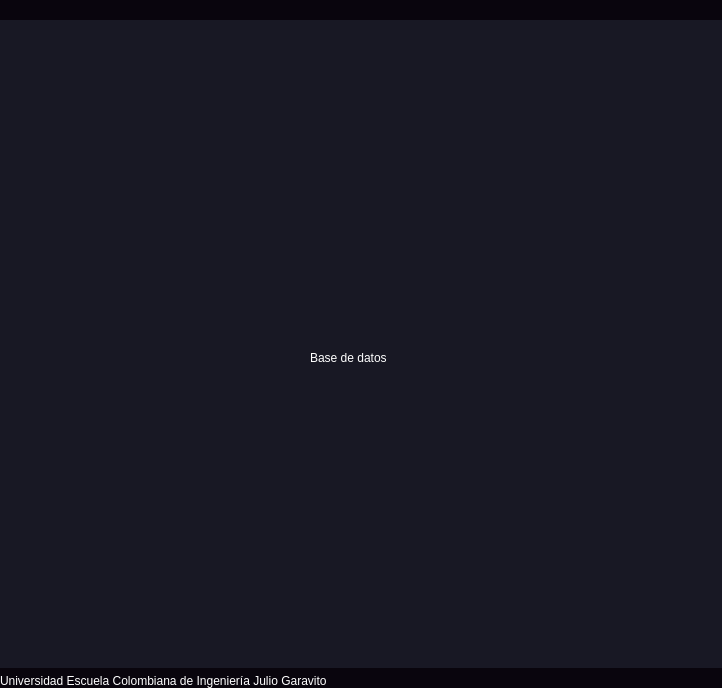
Qt form interface.ui (StevenA55/ECG) before a commit.
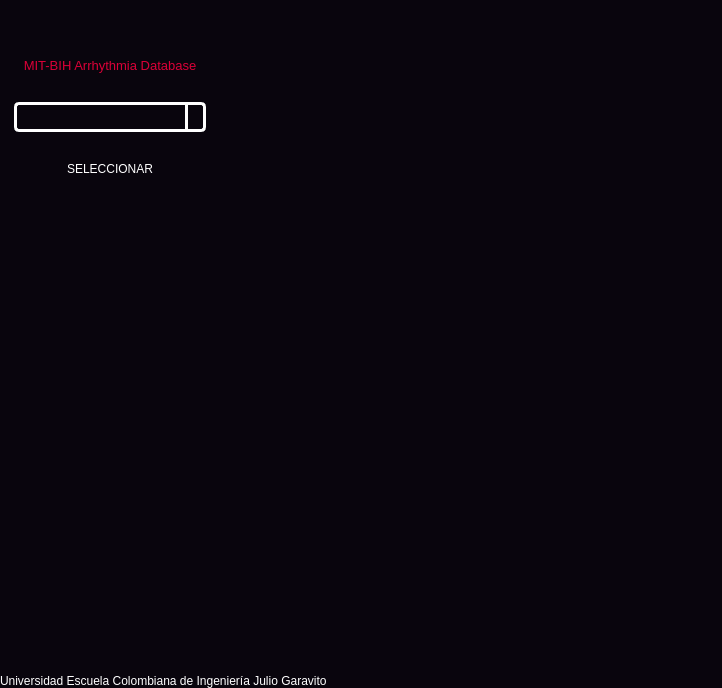
The same form after that commit. The open tabs and pages were chosen to show the change. Icons and pictures are not drawn.

Diff of the .ui file:
```diff
--- a/interface.ui
+++ b/interface.ui
@@ -20,7 +20,7 @@
   </property>
   <widget class="QWidget" name="centralwidget">
    <property name="styleSheet">
-    <string notr="true">background-color:rgb(24,24,36);
+    <string notr="true">background-color:rgb(9,5,13);
 color: rgb(255, 255, 255);</string>
    </property>
    <layout class="QHBoxLayout" name="horizontalLayout">
@@ -1407,19 +1407,318 @@
              </widget>
             </widget>
             <widget class="QWidget" name="page_tres">
-             <widget class="QLabel" name="label_7">
-              <property name="geometry">
-               <rect>
-                <x>310</x>
-                <y>330</y>
-                <width>101</width>
-                <height>16</height>
-               </rect>
+             <property name="styleSheet">
+              <string notr="true">background-color:rgb(9,5,13);</string>
+             </property>
+             <layout class="QVBoxLayout" name="verticalLayout_16">
+              <property name="spacing">
+               <number>0</number>
               </property>
-              <property name="text">
-               <string>Base de datos</string>
+              <property name="leftMargin">
+               <number>0</number>
               </property>
-             </widget>
+              <property name="topMargin">
+               <number>0</number>
+              </property>
+              <property name="rightMargin">
+               <number>0</number>
+              </property>
+              <property name="bottomMargin">
+               <number>0</number>
+              </property>
+              <item>
+               <widget class="QFrame" name="frame_17">
+                <property name="styleSheet">
+                 <string notr="true">background-color:rgb(9,5,13);
+border-radius: 10px;</string>
+                </property>
+                <property name="frameShape">
+                 <enum>QFrame::StyledPanel</enum>
+                </property>
+                <property name="frameShadow">
+                 <enum>QFrame::Raised</enum>
+                </property>
+                <layout class="QHBoxLayout" name="horizontalLayout_11">
+                 <property name="spacing">
+                  <number>5</number>
+                 </property>
+                 <property name="leftMargin">
+                  <number>5</number>
+                 </property>
+                 <property name="topMargin">
+                  <number>5</number>
+                 </property>
+                 <property name="rightMargin">
+                  <number>5</number>
+                 </property>
+                 <property name="bottomMargin">
+                  <number>5</number>
+                 </property>
+                 <item>
+                  <widget class="QFrame" name="frame_18">
+                   <property name="minimumSize">
+                    <size>
+                     <width>180</width>
+                     <height>0</height>
+                    </size>
+                   </property>
+                   <property name="maximumSize">
+                    <size>
+                     <width>210</width>
+                     <height>16777215</height>
+                    </size>
+                   </property>
+                   <property name="styleSheet">
+                    <string notr="true">background-color:rgb(9,5,13);</string>
+                   </property>
+                   <property name="frameShape">
+                    <enum>QFrame::StyledPanel</enum>
+                   </property>
+                   <property name="frameShadow">
+                    <enum>QFrame::Raised</enum>
+                   </property>
+                   <layout class="QVBoxLayout" name="verticalLayout_24">
+                    <item>
+                     <widget class="QLabel" name="label_21">
+                      <property name="minimumSize">
+                       <size>
+                        <width>0</width>
+                        <height>10</height>
+                       </size>
+                      </property>
+                      <property name="maximumSize">
+                       <size>
+                        <width>16777215</width>
+                        <height>10</height>
+                       </size>
+                      </property>
+                      <property name="text">
+                       <string/>
+                      </property>
+                     </widget>
+                    </item>
+                    <item>
+                     <widget class="QLabel" name="label_7">
+                      <property name="minimumSize">
+                       <size>
+                        <width>0</width>
+                        <height>30</height>
+                       </size>
+                      </property>
+                      <property name="font">
+                       <font>
+                        <pointsize>10</pointsize>
+                       </font>
+                      </property>
+                      <property name="styleSheet">
+                       <string notr="true">color: rgb(218,0,55) ;</string>
+                      </property>
+                      <property name="text">
+                       <string>MIT-BIH Arrhythmia Database</string>
+                      </property>
+                      <property name="alignment">
+                       <set>Qt::AlignCenter</set>
+                      </property>
+                     </widget>
+                    </item>
+                    <item>
+                     <widget class="QLabel" name="label_20">
+                      <property name="minimumSize">
+                       <size>
+                        <width>0</width>
+                        <height>10</height>
+                       </size>
+                      </property>
+                      <property name="maximumSize">
+                       <size>
+                        <width>16777215</width>
+                        <height>10</height>
+                       </size>
+                      </property>
+                      <property name="text">
+                       <string/>
+                      </property>
+                     </widget>
+                    </item>
+                    <item>
+                     <widget class="QComboBox" name="comboBox">
+                      <property name="minimumSize">
+                       <size>
+                        <width>84</width>
+                        <height>30</height>
+                       </size>
+                      </property>
+                      <property name="styleSheet">
+                       <string notr="true">QComboBox{
+	border: 3px solid #ffffff;
+	border-radius: 5px;
+	min-width: 6em;
+	color: rgb(255, 255, 255);
+}
+
+QComboBox::drop-down{
+	subcontrol-origin: padding;
+	subcontrol-position: top right;
+	width: 15px;
+	border-left-width: 3px;
+	border-left-color: #ffffff;
+	border-left-style: solid;
+	border-top-right-radius: 4px;
+	border-bottom-right-radius: 4px;
+}
+
+QComboBox QAbstractItemView{
+	background: #2c2c2c;
+	selection-background-color: #ff0037;
+	color: #ffffff;
+}
+</string>
+                      </property>
+                     </widget>
+                    </item>
+                    <item>
+                     <widget class="QLabel" name="label_19">
+                      <property name="minimumSize">
+                       <size>
+                        <width>0</width>
+                        <height>10</height>
+                       </size>
+                      </property>
+                      <property name="maximumSize">
+                       <size>
+                        <width>16777215</width>
+                        <height>10</height>
+                       </size>
+                      </property>
+                      <property name="text">
+                       <string/>
+                      </property>
+                     </widget>
+                    </item>
+                    <item>
+                     <widget class="QPushButton" name="pushButton">
+                      <property name="minimumSize">
+                       <size>
+                        <width>0</width>
+                        <height>30</height>
+                       </size>
+                      </property>
+                      <property name="styleSheet">
+                       <string notr="true">QPushButton{
+	border-radius: 18px;
+	background-color:rgb(9,5,13);
+	Color: rgb(255, 255, 255);
+}
+
+QPushButton:hover{
+	background-color: rgb(255, 255, 255);
+	color: rgb(9,5,13);
+}
+</string>
+                      </property>
+                      <property name="text">
+                       <string>SELECCIONAR</string>
+                      </property>
+                     </widget>
+                    </item>
+                    <item>
+                     <spacer name="verticalSpacer_3">
+                      <property name="orientation">
+                       <enum>Qt::Vertical</enum>
+                      </property>
+                      <property name="sizeHint" stdset="0">
+                       <size>
+                        <width>20</width>
+                        <height>343</height>
+                       </size>
+                      </property>
+                     </spacer>
+                    </item>
+                    <item>
+                     <widget class="QLabel" name="label_18">
+                      <property name="minimumSize">
+                       <size>
+                        <width>100</width>
+                        <height>90</height>
+                       </size>
+                      </property>
+                      <property name="maximumSize">
+                       <size>
+                        <width>220</width>
+                        <height>100</height>
+                       </size>
+                      </property>
+                      <property name="text">
+                       <string/>
+                      </property>
+                      <property name="pixmap">
+                       <pixmap>Logo.png</pixmap>
+                      </property>
+                      <property name="scaledContents">
+                       <bool>true</bool>
+                      </property>
+                     </widget>
+                    </item>
+                   </layout>
+                  </widget>
+                 </item>
+                 <item>
+                  <layout class="QVBoxLayout" name="verticalLayout_19" stretch="1,2,2">
+                   <item>
+                    <widget class="QFrame" name="frame_20">
+                     <property name="styleSheet">
+                      <string notr="true">background-color:rgb(9,5,13);</string>
+                     </property>
+                     <property name="frameShape">
+                      <enum>QFrame::StyledPanel</enum>
+                     </property>
+                     <property name="frameShadow">
+                      <enum>QFrame::Raised</enum>
+                     </property>
+                    </widget>
+                   </item>
+                   <item>
+                    <widget class="QFrame" name="frame_21">
+                     <property name="styleSheet">
+                      <string notr="true">background-color:rgb(9,5,13);</string>
+                     </property>
+                     <property name="frameShape">
+                      <enum>QFrame::StyledPanel</enum>
+                     </property>
+                     <property name="frameShadow">
+                      <enum>QFrame::Raised</enum>
+                     </property>
+                     <layout class="QVBoxLayout" name="verticalLayout_23">
+                      <item>
+                       <layout class="QVBoxLayout" name="verticalLayout_21"/>
+                      </item>
+                     </layout>
+                    </widget>
+                   </item>
+                   <item>
+                    <widget class="QFrame" name="frame_19">
+                     <property name="styleSheet">
+                      <string notr="true">background-color:rgb(9,5,13);</string>
+                     </property>
+                     <property name="frameShape">
+                      <enum>QFrame::StyledPanel</enum>
+                     </property>
+                     <property name="frameShadow">
+                      <enum>QFrame::Raised</enum>
+                     </property>
+                     <layout class="QVBoxLayout" name="verticalLayout_22">
+                      <item>
+                       <layout class="QVBoxLayout" name="verticalLayout_20"/>
+                      </item>
+                     </layout>
+                    </widget>
+                   </item>
+                  </layout>
+                 </item>
+                </layout>
+               </widget>
+              </item>
+             </layout>
             </widget>
             <widget class="QWidget" name="page_cuatro">
              <widget class="QLabel" name="label_8">
```
Left out of the diff: 2 changed lines with no effect on the pictures.
